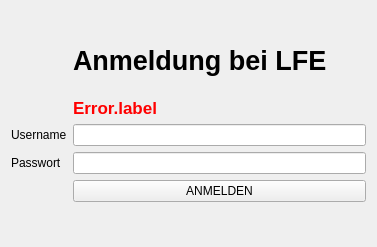
b-lack/qgis-fim-plugin, file fim/gui/authentication.ui: the form before one commit.
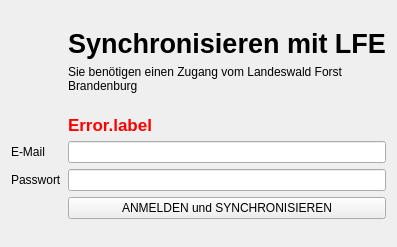
The form after the commit.

What changed in the file:
```diff
--- a/fim/gui/authentication.ui
+++ b/fim/gui/authentication.ui
@@ -16,24 +16,24 @@
   <layout class="QVBoxLayout" name="verticalLayout">
    <item>
     <layout class="QFormLayout" name="formLayout">
-     <item row="4" column="0">
-      <widget class="QLabel" name="label">
-       <property name="text">
-        <string>Username</string>
-       </property>
-      </widget>
-     </item>
      <item row="5" column="0">
+      <widget class="QLabel" name="label">
+       <property name="text">
+        <string>E-Mail</string>
+       </property>
+      </widget>
+     </item>
+     <item row="6" column="0">
       <widget class="QLabel" name="label_2">
        <property name="text">
         <string>Passwort</string>
        </property>
       </widget>
      </item>
-     <item row="5" column="1">
+     <item row="6" column="1">
       <widget class="QLineEdit" name="auth_input_pass"/>
      </item>
-     <item row="4" column="1">
+     <item row="5" column="1">
       <widget class="QLineEdit" name="auth_input_email"/>
      </item>
      <item row="1" column="1">
@@ -47,19 +47,18 @@
        <property name="font">
         <font>
          <pointsize>20</pointsize>
-         <weight>75</weight>
          <bold>true</bold>
         </font>
        </property>
        <property name="text">
-        <string>Anmeldung bei LFE</string>
+        <string>Synchronisieren mit LFE</string>
        </property>
       </widget>
      </item>
-     <item row="6" column="1">
+     <item row="7" column="1">
       <widget class="QPushButton" name="auth_btn_send">
        <property name="text">
-        <string>ANMELDEN</string>
+        <string>ANMELDEN und SYNCHRONISIEREN</string>
        </property>
       </widget>
      </item>
@@ -76,7 +75,7 @@
        </property>
       </spacer>
      </item>
-     <item row="7" column="1">
+     <item row="8" column="1">
       <spacer name="verticalSpacer_2">
        <property name="orientation">
         <enum>Qt::Vertical</enum>
@@ -89,7 +88,7 @@
        </property>
       </spacer>
      </item>
-     <item row="2" column="1">
+     <item row="3" column="1">
       <spacer name="verticalSpacer_3">
        <property name="orientation">
         <enum>Qt::Vertical</enum>
@@ -105,7 +104,7 @@
        </property>
       </spacer>
      </item>
-     <item row="3" column="1">
+     <item row="4" column="1">
       <widget class="QLabel" name="auth_error_label">
        <property name="maximumSize">
         <size>
@@ -116,7 +115,6 @@
        <property name="font">
         <font>
          <pointsize>13</pointsize>
-         <weight>75</weight>
          <bold>true</bold>
         </font>
        </property>
@@ -125,6 +123,19 @@
        </property>
        <property name="text">
         <string>Error.label</string>
+       </property>
+       <property name="wordWrap">
+        <bool>true</bool>
+       </property>
+      </widget>
+     </item>
+     <item row="2" column="1">
+      <widget class="QLabel" name="label_4">
+       <property name="text">
+        <string>Sie benötigen einen Zugang vom Landeswald Forst Brandenburg</string>
+       </property>
+       <property name="wordWrap">
+        <bool>true</bool>
        </property>
       </widget>
      </item>
```
